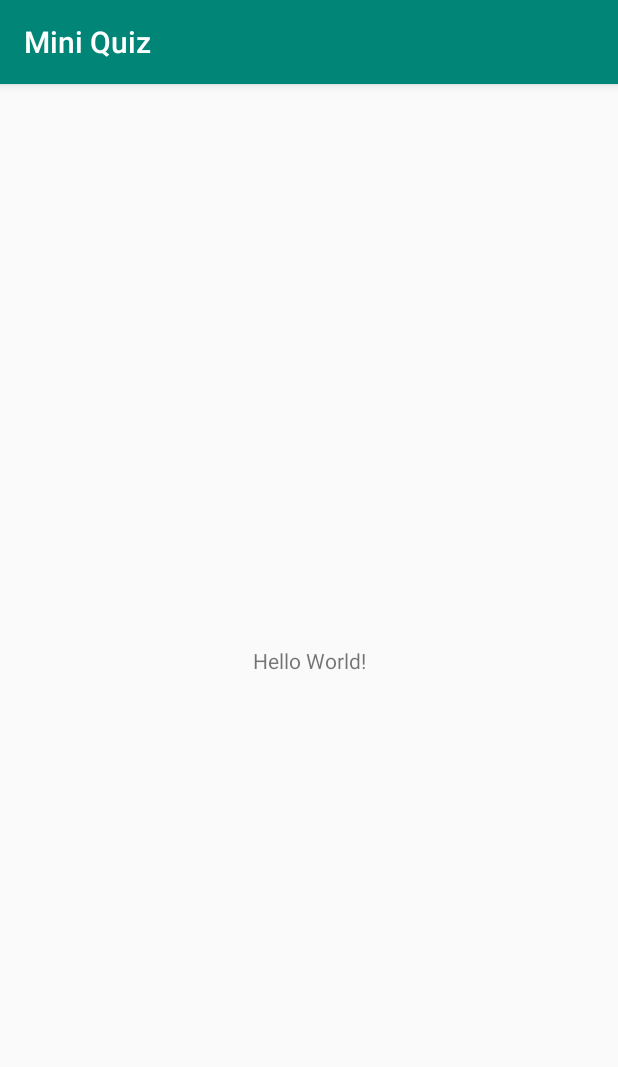
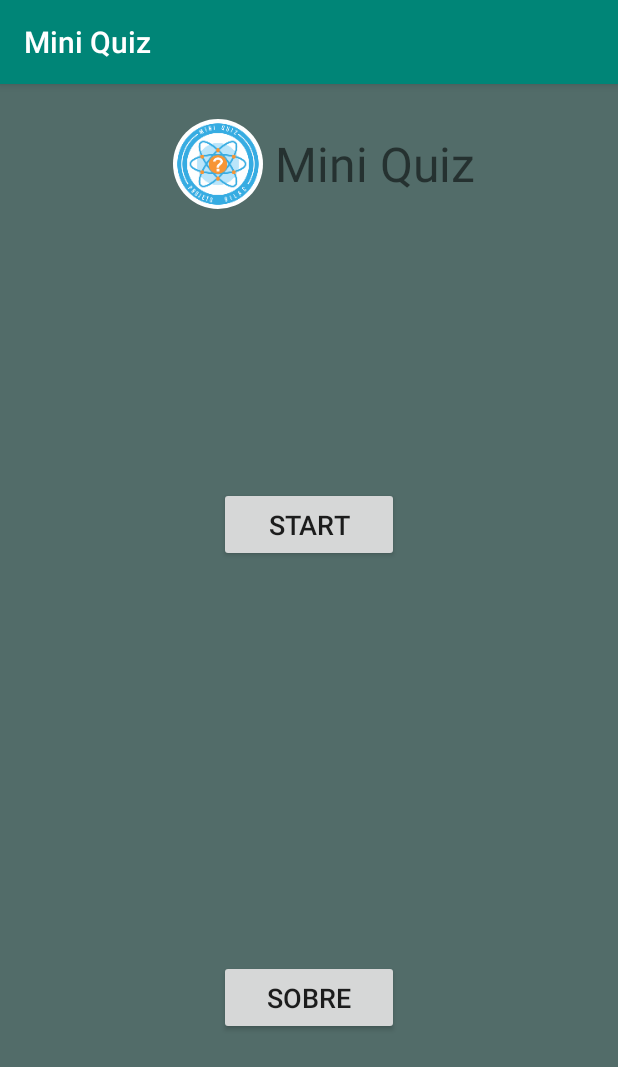
Before and after one commit to bryan-lima/appAndroid-Mini-Quiz, an Android app: the screen it shows after launch (MainActivity), on a phone screen of 412 x 824 dp. Shown: the top 1067 px of the screen. Run offline under Robolectric (Android 15) with nearby library versions, the phone set to English and light mode, and no system bars; our stand-ins replace CircleImageView.

Commit message:
Iniciado construção da activity_main.xml Inserido logo, campo com nome do app, e botões Start e Sobre

```diff
--- a/Mini-Quiz/app/src/main/res/layout/activity_main.xml
+++ b/Mini-Quiz/app/src/main/res/layout/activity_main.xml
@@ -4,15 +4,74 @@
     xmlns:tools="http://schemas.android.com/tools"
     android:layout_width="match_parent"
     android:layout_height="match_parent"
+    android:background="@color/colorBkgSplashScreen"
     tools:context=".MainActivity">
 
-    <TextView
+    <de.hdodenhof.circleimageview.CircleImageView
+        android:id="@+id/imageView2"
+        android:layout_width="60dp"
+        android:layout_height="60dp"
+        android:src="@mipmap/ic_logo_app"
+        app:layout_constraintStart_toStartOf="@+id/guideline2"
+        app:layout_constraintTop_toTopOf="@+id/guideline" />
+
+    <androidx.constraintlayout.widget.Guideline
+        android:id="@+id/guideline"
         android:layout_width="wrap_content"
         android:layout_height="wrap_content"
-        android:text="Hello World!"
-        app:layout_constraintBottom_toBottomOf="parent"
-        app:layout_constraintLeft_toLeftOf="parent"
-        app:layout_constraintRight_toRightOf="parent"
-        app:layout_constraintTop_toTopOf="parent" />
+        android:orientation="horizontal"
+        app:layout_constraintGuide_percent="0.03" />
 
+    <androidx.constraintlayout.widget.Guideline
+        android:id="@+id/guideline2"
+        android:layout_width="wrap_content"
+        android:layout_height="wrap_content"
+        android:orientation="vertical"
+        app:layout_constraintGuide_percent="0.28" />
+
+    <TextView
+        android:id="@+id/textView"
+        android:layout_width="wrap_content"
+        android:layout_height="wrap_content"
+        android:layout_marginStart="8dp"
+        android:layout_marginLeft="8dp"
+        android:layout_marginTop="8dp"
+        android:text="@string/app_name"
+        android:textSize="32sp"
+        app:layout_constraintStart_toEndOf="@+id/imageView2"
+        app:layout_constraintTop_toTopOf="@+id/guideline" />
+
+    <Button
+        android:id="@+id/mai_btn_start"
+        android:layout_width="120dp"
+        android:layout_height="50dp"
+        android:text="@string/start"
+        android:textSize="18sp"
+        app:layout_constraintEnd_toEndOf="parent"
+        app:layout_constraintStart_toStartOf="parent"
+        app:layout_constraintTop_toTopOf="@+id/guideline3" />
+
+    <Button
+        android:id="@+id/mai_btn_sobre"
+        android:layout_width="120dp"
+        android:layout_height="50dp"
+        android:text="@string/sobre"
+        android:textSize="18sp"
+        app:layout_constraintEnd_toEndOf="parent"
+        app:layout_constraintStart_toStartOf="parent"
+        app:layout_constraintTop_toTopOf="@+id/guideline4" />
+
+    <androidx.constraintlayout.widget.Guideline
+        android:id="@+id/guideline3"
+        android:layout_width="wrap_content"
+        android:layout_height="wrap_content"
+        android:orientation="horizontal"
+        app:layout_constraintGuide_percent="0.35" />
+
+    <androidx.constraintlayout.widget.Guideline
+        android:id="@+id/guideline4"
+        android:layout_width="wrap_content"
+        android:layout_height="wrap_content"
+        android:orientation="horizontal"
+        app:layout_constraintGuide_percent="0.76" />
 </androidx.constraintlayout.widget.ConstraintLayout>
--- a/Mini-Quiz/app/src/main/res/values/strings.xml
+++ b/Mini-Quiz/app/src/main/res/values/strings.xml
@@ -7,4 +7,5 @@
 
     <string name="start">Start</string>
     <string name="voltar">Voltar</string>
+    <string name="sobre">Sobre</string>
 </resources>
```
